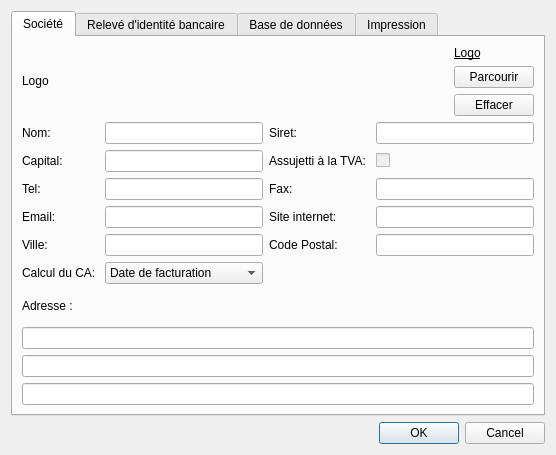
Above: src/dialogsettings.ui from cfdev/mcercle before the change. Below: the same form after it.
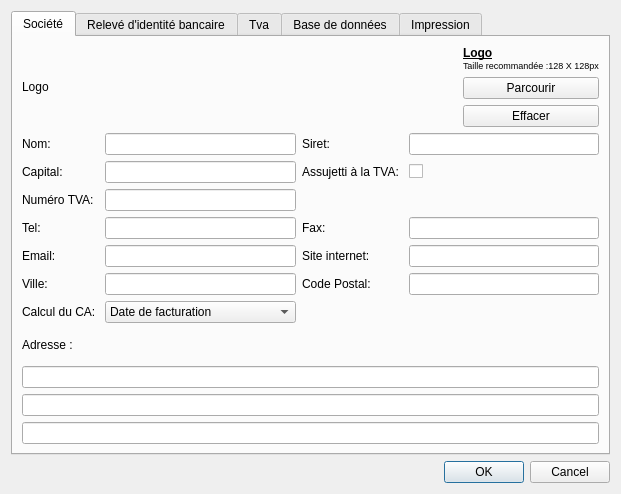
That is the form after the change. The open tabs and pages were chosen to show the change. Icons and pictures are not drawn.

The edit to the form file:
```diff
--- a/src/dialogsettings.ui
+++ b/src/dialogsettings.ui
@@ -6,8 +6,8 @@
    <rect>
     <x>0</x>
     <y>0</y>
-    <width>556</width>
-    <height>455</height>
+    <width>621</width>
+    <height>494</height>
    </rect>
   </property>
   <property name="minimumSize">
@@ -78,8 +78,9 @@
                   <string>&lt;!DOCTYPE HTML PUBLIC &quot;-//W3C//DTD HTML 4.0//EN&quot; &quot;http://www.w3.org/TR/REC-html40/strict.dtd&quot;&gt;
 &lt;html&gt;&lt;head&gt;&lt;meta name=&quot;qrichtext&quot; content=&quot;1&quot; /&gt;&lt;style type=&quot;text/css&quot;&gt;
 p, li { white-space: pre-wrap; }
-&lt;/style&gt;&lt;/head&gt;&lt;body style=&quot; font-family:'Ubuntu'; font-size:9pt; font-weight:400; font-style:normal;&quot;&gt;
-&lt;p style=&quot; margin-top:0px; margin-bottom:0px; margin-left:0px; margin-right:0px; -qt-block-indent:0; text-indent:0px;&quot;&gt;&lt;span style=&quot; text-decoration: underline;&quot;&gt;Logo&lt;/span&gt;&lt;/p&gt;&lt;/body&gt;&lt;/html&gt;</string>
+&lt;/style&gt;&lt;/head&gt;&lt;body style=&quot; font-family:'MS Shell Dlg 2'; font-size:8pt; font-weight:400; font-style:normal;&quot;&gt;
+&lt;p style=&quot; margin-top:0px; margin-bottom:0px; margin-left:0px; margin-right:0px; -qt-block-indent:0; text-indent:0px;&quot;&gt;&lt;span style=&quot; font-family:'Ubuntu'; font-size:9pt; font-weight:600; text-decoration: underline;&quot;&gt;Logo&lt;/span&gt;&lt;/p&gt;
+&lt;p style=&quot; margin-top:0px; margin-bottom:0px; margin-left:0px; margin-right:0px; -qt-block-indent:0; text-indent:0px;&quot;&gt;&lt;span style=&quot; font-family:'Ubuntu'; font-size:7pt;&quot;&gt;Taille recommandée :128 X 128px&lt;/span&gt;&lt;/p&gt;&lt;/body&gt;&lt;/html&gt;</string>
                  </property>
                 </widget>
                </item>
@@ -102,7 +103,7 @@
             </layout>
            </item>
            <item>
-            <layout class="QGridLayout" name="gridLayout_2" rowstretch="0,0,0,0,0,0">
+            <layout class="QGridLayout" name="gridLayout_2" rowstretch="0,0,0,0,0,0,0">
              <item row="1" column="2">
               <widget class="QLabel" name="label_17">
                <property name="text">
@@ -120,14 +121,14 @@
              <item row="1" column="3">
               <widget class="QCheckBox" name="checkBox_TAX">
                <property name="enabled">
-                <bool>false</bool>
+                <bool>true</bool>
                </property>
                <property name="text">
                 <string/>
                </property>
               </widget>
              </item>
-             <item row="2" column="1">
+             <item row="3" column="1">
               <widget class="QLineEdit" name="lineEdit_sPhone">
                <property name="maxLength">
                 <number>24</number>
@@ -148,7 +149,7 @@
                </property>
               </widget>
              </item>
-             <item row="3" column="2">
+             <item row="4" column="2">
               <widget class="QLabel" name="label_14">
                <property name="text">
                 <string>Site internet: </string>
@@ -172,77 +173,70 @@
              <item row="1" column="1">
               <widget class="QLineEdit" name="lineEdit_sCapital"/>
              </item>
-             <item row="2" column="0">
+             <item row="3" column="0">
               <widget class="QLabel" name="label_9">
                <property name="text">
                 <string>Tel: </string>
                </property>
               </widget>
              </item>
-             <item row="2" column="2">
+             <item row="3" column="2">
               <widget class="QLabel" name="label_12">
                <property name="text">
                 <string>Fax: </string>
                </property>
               </widget>
              </item>
-             <item row="2" column="3">
-              <widget class="QLineEdit" name="lineEdit_sFax">
-               <property name="maxLength">
-                <number>24</number>
-               </property>
-              </widget>
-             </item>
-             <item row="3" column="0">
+             <item row="4" column="0">
               <widget class="QLabel" name="label_13">
                <property name="text">
                 <string>Email: </string>
                </property>
               </widget>
              </item>
-             <item row="3" column="1">
+             <item row="4" column="1">
               <widget class="QLineEdit" name="lineEdit_sEmail">
                <property name="maxLength">
                 <number>128</number>
                </property>
               </widget>
              </item>
-             <item row="4" column="0">
+             <item row="5" column="0">
               <widget class="QLabel" name="label_8">
                <property name="text">
                 <string>Ville: </string>
                </property>
               </widget>
              </item>
-             <item row="3" column="3">
+             <item row="4" column="3">
               <widget class="QLineEdit" name="lineEdit_sWebSite">
                <property name="maxLength">
                 <number>256</number>
                </property>
               </widget>
              </item>
-             <item row="4" column="1">
+             <item row="5" column="1">
               <widget class="QLineEdit" name="lineEdit_sCity">
                <property name="maxLength">
                 <number>64</number>
                </property>
               </widget>
              </item>
-             <item row="4" column="3">
+             <item row="5" column="3">
               <widget class="QLineEdit" name="lineEdit_sZipCode">
                <property name="maxLength">
                 <number>10</number>
                </property>
               </widget>
              </item>
-             <item row="5" column="0">
+             <item row="6" column="0">
               <widget class="QLabel" name="label_27">
                <property name="text">
                 <string>Calcul du CA: </string>
                </property>
               </widget>
              </item>
-             <item row="5" column="1">
+             <item row="6" column="1">
               <widget class="QComboBox" name="comboBox_CA">
                <item>
                 <property name="text">
@@ -256,13 +250,30 @@
                </item>
               </widget>
              </item>
-             <item row="4" column="2">
+             <item row="5" column="2">
               <widget class="QLabel" name="label_11">
                <property name="text">
                 <string>Code Postal: </string>
                </property>
               </widget>
              </item>
+             <item row="3" column="3">
+              <widget class="QLineEdit" name="lineEdit_sFax">
+               <property name="maxLength">
+                <number>24</number>
+               </property>
+              </widget>
+             </item>
+             <item row="2" column="1">
+              <widget class="QLineEdit" name="lineEdit_numTVA"/>
+             </item>
+             <item row="2" column="0">
+              <widget class="QLabel" name="label_28">
+               <property name="text">
+                <string>Numéro TVA:</string>
+               </property>
+              </widget>
+             </item>
             </layout>
            </item>
            <item>
@@ -546,6 +557,16 @@
          </item>
         </layout>
        </widget>
+       <widget class="QWidget" name="tab_tax">
+        <attribute name="title">
+         <string>Tva</string>
+        </attribute>
+        <layout class="QVBoxLayout" name="verticalLayout_10">
+         <item>
+          <layout class="QVBoxLayout" name="verticalLayout_tax"/>
+         </item>
+        </layout>
+       </widget>
        <widget class="QWidget" name="tab_Database">
         <attribute name="icon">
          <iconset resource="../ressources.qrc">
```
Left out of the diff: 6 changed lines with no effect on the pictures.
